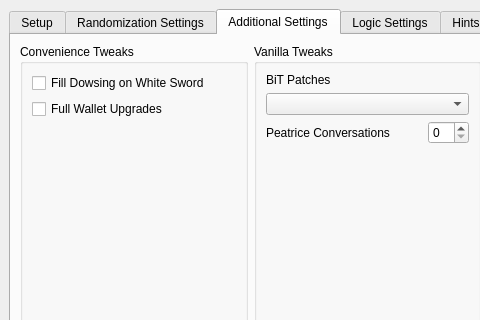
Before: the Qt Designer form gui/randogui.ui in ssrando/ssrando, drawn with Qt 5; both pictures show x 0 to 480 and y 0 to 320 of the 1202 by 759 pixel window.
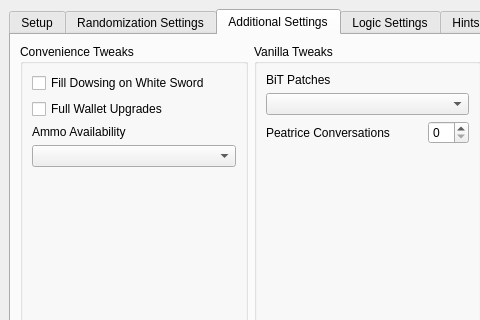
After: the same form once the commit is applied. The open tabs and pages were chosen to show the change.

Commit message: Port ammo-availability feature from HDR

Patch:
```diff
--- a/gui/randogui.ui
+++ b/gui/randogui.ui
@@ -1058,6 +1058,16 @@
                </property>
               </widget>
              </item>
+             <item>
+              <widget class="QLabel" name="label_for_option_ammo_availability">
+               <property name="text">
+                <string>Ammo Availability</string>
+               </property>
+              </widget>
+             </item>
+             <item>
+              <widget class="QComboBox" name="option_ammo_availability"/>
+             </item>
              <item>
               <spacer name="vspace_convenience_tweaks">
                <property name="orientation">
```
Left out of the diff: 132 changed lines with no effect on the pictures. The commit also changes 14 other files.
